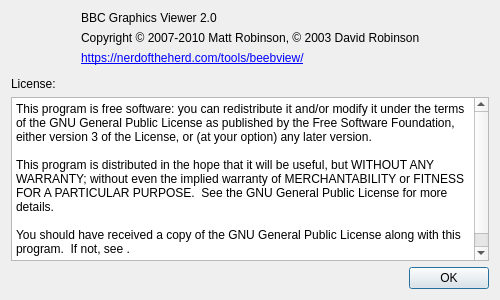
Old version of the form About.ui in the repository ribbons/BeebView.
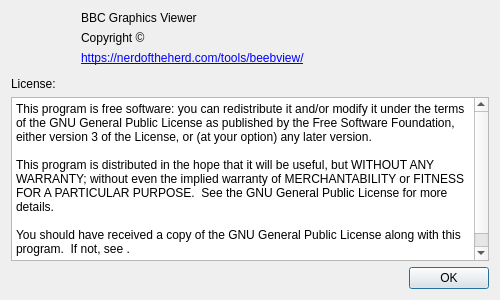
New version of the form. Icons and pictures are not drawn.

Commit message:
Get version from Git and copyright from AUTHORS.md
Use CMake to set a macro with the output from git describe and use this
instead of a hardcoded version string in the about dialog and the
VERSIONINFO under Windows.

Likewise, parse the author names and dates out of the AUTHORS.md file
and use this value in the about dialog and VERSIONINFO.

Patch:
```diff
--- a/About.ui
+++ b/About.ui
@@ -43,14 +43,14 @@
        <item>
         <widget class="QLabel" name="labelName">
          <property name="text">
-          <string>BBC Graphics Viewer 2.0</string>
+          <string>BBC Graphics Viewer </string>
          </property>
         </widget>
        </item>
        <item>
         <widget class="QLabel" name="labelCopyright">
          <property name="text">
-          <string>Copyright © 2007-2010 Matt Robinson, © 2003 David Robinson</string>
+          <string>Copyright © </string>
          </property>
         </widget>
        </item>
```
The commit also changes 3 other files.
